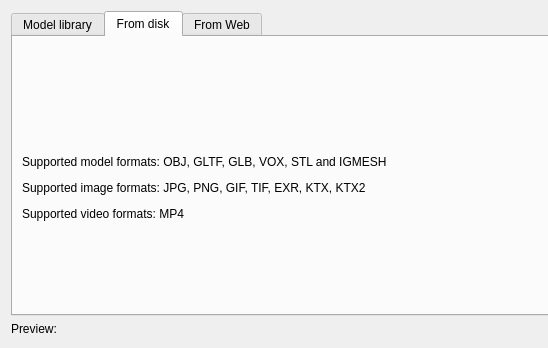
shipilovden/substrata-metasiberia, file gui_client/AddObjectDialog.ui: the form before one commit; both pictures show x 0 to 548 and y 0 to 348 of the 1124 by 686 pixel window.
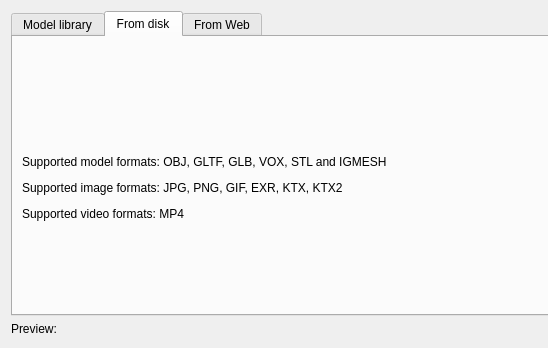
The form after the commit. Custom widgets are drawn as their Qt base class.

Commit message: Removed tiff image support for now.

Diff of the .ui file:
```diff
--- a/gui_client/AddObjectDialog.ui
+++ b/gui_client/AddObjectDialog.ui
@@ -47,7 +47,7 @@
        <item>
         <widget class="QLabel" name="label_3">
          <property name="text">
-          <string>&lt;html&gt;&lt;head/&gt;&lt;body&gt;&lt;p&gt;Supported model formats: OBJ, GLTF, GLB, VOX, STL and IGMESH&lt;/p&gt;&lt;p&gt;Supported image formats: JPG, PNG, GIF, TIF, EXR, KTX, KTX2&lt;/p&gt;&lt;p&gt;Supported video formats: MP4&lt;/p&gt;&lt;/body&gt;&lt;/html&gt;</string>
+          <string>&lt;html&gt;&lt;head/&gt;&lt;body&gt;&lt;p&gt;Supported model formats: OBJ, GLTF, GLB, VOX, STL and IGMESH&lt;/p&gt;&lt;p&gt;Supported image formats: JPG, PNG, GIF, EXR, KTX, KTX2&lt;/p&gt;&lt;p&gt;Supported video formats: MP4&lt;/p&gt;&lt;/body&gt;&lt;/html&gt;</string>
          </property>
          <property name="wordWrap">
           <bool>false</bool>
```
The commit also changes 1 other file.
